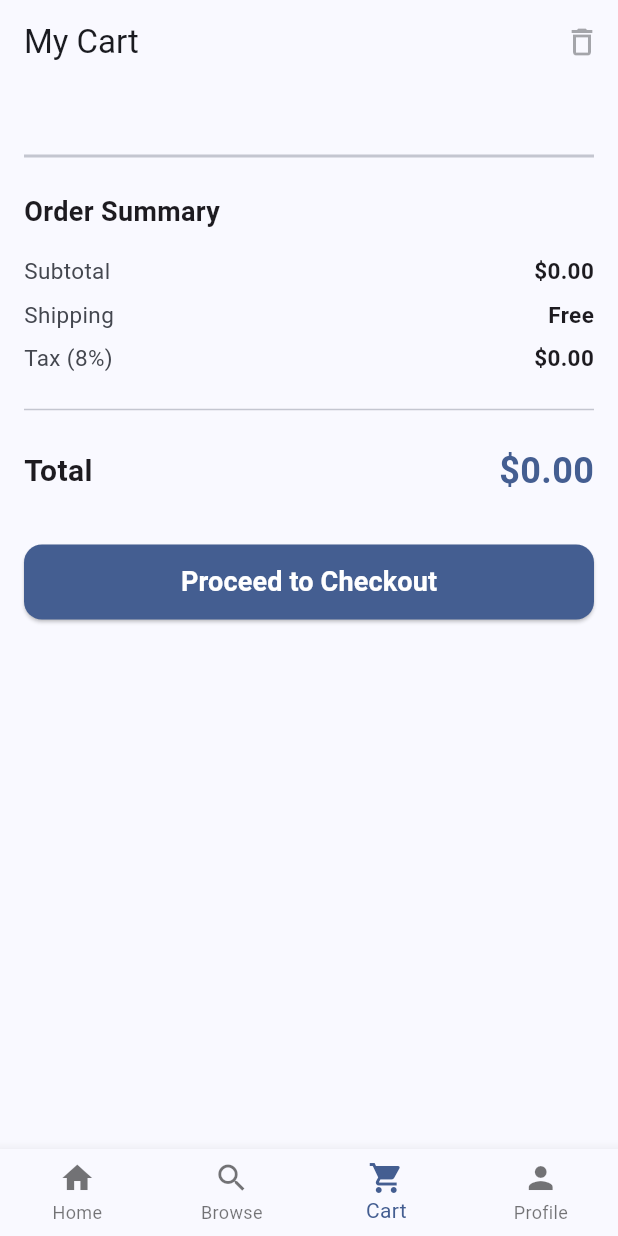
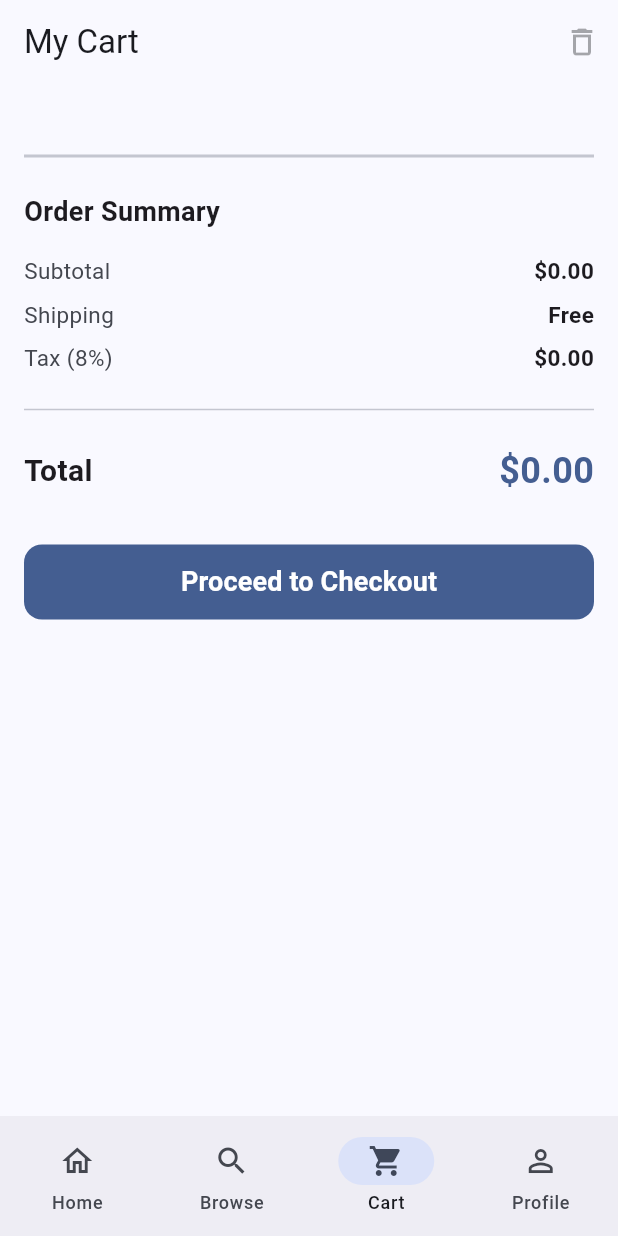
Before and after one commit to ramiru-nonis/mad-_assignment_1, a Flutter app: the MainScreen screen opened directly, item 3 of the bottom bar chosen, after a tap on "Proceed to Checkout", on a phone screen of 412 x 824 dp. Run offline on Flutter 3.47's test engine with Material 3 defaults, Android fonts, the phone set to English and light mode, and no system bars; our stand-ins replace cached_network_image, google_fonts, shimmer; network calls fail.

```diff
--- a/lib/screens/browse_screen.dart
+++ b/lib/screens/browse_screen.dart
@@ -20,10 +20,24 @@ class _BrowseScreenState extends State<BrowseScreen> {
     final filteredProducts = productProvider.filteredProducts;
 
     return Scaffold(
-      appBar: AppBar(
-        title: const Text('Browse'),
-      ),
-      body: LayoutBuilder(
+      body: SafeArea(
+        child: Column(
+          children: [
+            Padding(
+              padding: const EdgeInsets.all(16.0),
+              child: SearchBar(
+                hintText: 'Search products...',
+                leading: const Icon(Icons.search),
+                padding: const WidgetStatePropertyAll<EdgeInsets>(
+                  EdgeInsets.symmetric(horizontal: 16.0),
+                ),
+                onChanged: (value) {
+                  // TODO: Implement search filtering
+                },
+              ),
+            ),
+            Expanded(
+              child: LayoutBuilder(
         builder: (context, constraints) {
           final bool isTablet = constraints.maxWidth >= 600;
 
@@ -219,6 +233,10 @@ class _BrowseScreenState extends State<BrowseScreen> {
             );
           }
         },
+              ),
+            ),
+          ],
+        ),
       ),
     );
   }
--- a/lib/screens/cart_screen.dart
+++ b/lib/screens/cart_screen.dart
@@ -195,11 +195,9 @@ class CartScreen extends StatelessWidget {
             // Checkout Button
             SizedBox(
               height: 50,
-              child: ElevatedButton(
+              child: FilledButton(
                 onPressed: () {},
-                style: ElevatedButton.styleFrom(
-                  backgroundColor: Theme.of(context).primaryColor,
-                  foregroundColor: Colors.white,
+                style: FilledButton.styleFrom(
                   shape: RoundedRectangleBorder(
                     borderRadius: BorderRadius.circular(12),
                   ),
--- a/lib/screens/home_screen.dart
+++ b/lib/screens/home_screen.dart
@@ -32,10 +32,14 @@ class _HomeScreenState extends State<HomeScreen> {
 
 
     return Scaffold(
-      appBar: AppBar(
+      body: CustomScrollView(
+        slivers: [
+          SliverAppBar.large(
             title: const Text('Cellario lite'),
+            centerTitle: false,
           ),
-      body: SingleChildScrollView(
+          SliverToBoxAdapter(
+            child: Padding(
               padding: const EdgeInsets.symmetric(vertical: 16.0),
               child: Column(
                 crossAxisAlignment: CrossAxisAlignment.start,
@@ -47,9 +51,12 @@ class _HomeScreenState extends State<HomeScreen> {
                       width: double.infinity,
                       padding: const EdgeInsets.all(24.0),
                       decoration: BoxDecoration(
-                  borderRadius: BorderRadius.circular(16.0),
-                  gradient: const LinearGradient(
-                    colors: [Colors.blue, Colors.lightBlueAccent],
+                        borderRadius: BorderRadius.circular(24.0),
+                        gradient: LinearGradient(
+                          colors: [
+                            Theme.of(context).colorScheme.primary,
+                            Theme.of(context).colorScheme.secondary,
+                          ],
                           begin: Alignment.topLeft,
                           end: Alignment.bottomRight,
                         ),
@@ -74,15 +81,8 @@ class _HomeScreenState extends State<HomeScreen> {
                             ),
                           ),
                           const SizedBox(height: 16),
-                    OutlinedButton(
+                          FilledButton.tonal(
                             onPressed: () {},
-                      style: OutlinedButton.styleFrom(
-                        foregroundColor: Colors.white,
-                        side: const BorderSide(color: Colors.white),
-                        shape: RoundedRectangleBorder(
-                          borderRadius: BorderRadius.circular(8.0),
-                        ),
-                      ),
                             child: const Text('Shop Now'),
                           ),
                         ],
@@ -93,7 +93,7 @@ class _HomeScreenState extends State<HomeScreen> {
 
                   // 2. Category Chips Row
                   SizedBox(
-              height: 40,
+                    height: 48,
                     child: ListView.separated(
                       padding: const EdgeInsets.symmetric(horizontal: 16.0),
                       scrollDirection: Axis.horizontal,
@@ -108,7 +108,6 @@ class _HomeScreenState extends State<HomeScreen> {
                               _selectedCategoryIndex = index;
                             });
                           },
-                    selectedColor: Theme.of(context).primaryColor.withValues(alpha: 0.2),
                         );
                       },
                     ),
@@ -116,19 +115,27 @@ class _HomeScreenState extends State<HomeScreen> {
                   const SizedBox(height: 24),
 
                   // 3. Featured Products Section
-            const Padding(
-              padding: EdgeInsets.symmetric(horizontal: 16.0),
-              child: Text(
+                  Padding(
+                    padding: const EdgeInsets.symmetric(horizontal: 16.0),
+                    child: Row(
+                      mainAxisAlignment: MainAxisAlignment.spaceBetween,
+                      children: [
+                        Text(
                           'Featured Products',
-                style: TextStyle(
-                  fontSize: 20,
+                          style: Theme.of(context).textTheme.titleLarge?.copyWith(
                                 fontWeight: FontWeight.bold,
                               ),
+                        ),
+                        TextButton(
+                          onPressed: () {},
+                          child: const Text('See All'),
+                        ),
+                      ],
                     ),
                   ),
                   const SizedBox(height: 12),
                   SizedBox(
-              height: 260,
+                    height: 280,
                     child: ListView.separated(
                       padding: const EdgeInsets.symmetric(horizontal: 16.0),
                       scrollDirection: Axis.horizontal,
@@ -137,29 +144,34 @@ class _HomeScreenState extends State<HomeScreen> {
                       itemBuilder: (context, index) {
                         final product = featuredProducts[index];
                         return SizedBox(
-                    width: 160,
+                          width: 180,
                           child: Card(
+                            elevation: 0,
+                            color: Theme.of(context).colorScheme.surfaceContainerLow,
                             clipBehavior: Clip.antiAlias,
                             shape: RoundedRectangleBorder(
-                        borderRadius: BorderRadius.circular(12),
+                              borderRadius: BorderRadius.circular(16),
+                              side: BorderSide(
+                                color: Theme.of(context).colorScheme.outlineVariant,
                               ),
+                            ),
+                            child: InkWell(
+                              onTap: () {},
                               child: Column(
                                 crossAxisAlignment: CrossAxisAlignment.start,
                                 children: [
-                          SizedBox(
-                            height: 140,
-                            width: double.infinity,
+                                  Expanded(
+                                    child: Hero(
+                                      tag: 'home_${product.id}',
                                       child: CachedNetworkImage(
                                         imageUrl: product.imageUrl,
+                                        width: double.infinity,
                                         fit: BoxFit.cover,
                                         placeholder: (context, url) => Shimmer.fromColors(
                                           baseColor: Theme.of(context).colorScheme.surfaceContainerHighest,
                                           highlightColor: Theme.of(context).colorScheme.surface,
-                                child: Container(color: Theme.of(context).colorScheme.surface),
+                                          child: Container(color: Colors.white),
                                         ),
-                              errorWidget: (context, url, error) => Container(
-                                color: Theme.of(context).colorScheme.surfaceContainerHighest,
-                                child: Icon(Icons.broken_image, color: Theme.of(context).colorScheme.onSurfaceVariant),
                                       ),
                                     ),
                                   ),
@@ -170,29 +182,24 @@ class _HomeScreenState extends State<HomeScreen> {
                                       children: [
                                         Text(
                                           product.name,
-                                  style: TextStyle(
-                                    fontWeight: FontWeight.bold,
-                                    color: Theme.of(context).colorScheme.onSurface,
-                                  ),
+                                          style: const TextStyle(fontWeight: FontWeight.bold),
                                           maxLines: 1,
                                           overflow: TextOverflow.ellipsis,
                                         ),
-                                const SizedBox(height: 4),
                                         Text(
                                           product.formattedPrice,
                                           style: TextStyle(
-                                    color: Theme.of(context).primaryColor,
+                                            color: Theme.of(context).colorScheme.primary,
                                             fontWeight: FontWeight.bold,
                                           ),
                                         ),
-                                const SizedBox(height: 4),
                                         Row(
                                           children: [
                                             const Icon(Icons.star, size: 14, color: Colors.amber),
                                             const SizedBox(width: 4),
                                             Text(
                                               product.rating.toString(),
-                                      style: TextStyle(fontSize: 12, color: Theme.of(context).colorScheme.onSurfaceVariant),
+                                              style: Theme.of(context).textTheme.bodySmall,
                                             ),
                                           ],
                                         ),
@@ -202,6 +209,7 @@ class _HomeScreenState extends State<HomeScreen> {
                                 ],
                               ),
                             ),
+                          ),
                         );
                       },
                     ),
@@ -209,12 +217,11 @@ class _HomeScreenState extends State<HomeScreen> {
                   const SizedBox(height: 24),
 
                   // 4. Best Sellers Section
-            const Padding(
-              padding: EdgeInsets.symmetric(horizontal: 16.0),
+                  Padding(
+                    padding: const EdgeInsets.symmetric(horizontal: 16.0),
                     child: Text(
                       'Best Sellers',
-                style: TextStyle(
-                  fontSize: 20,
+                      style: Theme.of(context).textTheme.titleLarge?.copyWith(
                             fontWeight: FontWeight.bold,
                           ),
                     ),
@@ -231,7 +238,7 @@ class _HomeScreenState extends State<HomeScreen> {
                             crossAxisCount: 2,
                             crossAxisSpacing: 16,
                             mainAxisSpacing: 12,
-                      mainAxisExtent: 120,
+                            mainAxisExtent: 140,
                           ),
                           itemCount: bestSellers.length,
                           itemBuilder: (context, index) {
@@ -256,6 +263,9 @@ class _HomeScreenState extends State<HomeScreen> {
                   ),
                 ],
               ),
+            ),
+          ),
+        ],
       ),
     );
   }
--- a/lib/screens/main_screen.dart
+++ b/lib/screens/main_screen.dart
@@ -28,30 +28,32 @@ class _MainScreenState extends State<MainScreen> {
         index: _currentIndex,
         children: _screens,
       ),
-      bottomNavigationBar: BottomNavigationBar(
-        type: BottomNavigationBarType.fixed,
-        currentIndex: _currentIndex,
-        selectedItemColor: Theme.of(context).primaryColor,
-        onTap: (index) {
+      bottomNavigationBar: NavigationBar(
+        selectedIndex: _currentIndex,
+        onDestinationSelected: (index) {
           setState(() {
             _currentIndex = index;
           });
         },
-        items: const [
-          BottomNavigationBarItem(
-            icon: Icon(Icons.home),
+        destinations: const [
+          NavigationDestination(
+            icon: Icon(Icons.home_outlined),
+            selectedIcon: Icon(Icons.home),
             label: 'Home',
           ),
-          BottomNavigationBarItem(
-            icon: Icon(Icons.search),
+          NavigationDestination(
+            icon: Icon(Icons.search_outlined),
+            selectedIcon: Icon(Icons.search),
             label: 'Browse',
           ),
-          BottomNavigationBarItem(
-            icon: Icon(Icons.shopping_cart),
+          NavigationDestination(
+            icon: Icon(Icons.shopping_cart_outlined),
+            selectedIcon: Icon(Icons.shopping_cart),
             label: 'Cart',
           ),
-          BottomNavigationBarItem(
-            icon: Icon(Icons.person),
+          NavigationDestination(
+            icon: Icon(Icons.person_outline),
+            selectedIcon: Icon(Icons.person),
             label: 'Profile',
           ),
         ],
--- a/lib/screens/product_detail_screen.dart
+++ b/lib/screens/product_detail_screen.dart
@@ -241,16 +241,14 @@ class _ProductDetailScreenState extends State<ProductDetailScreen> {
                 flex: 2,
                 child: SizedBox(
                   height: 50,
-                  child: ElevatedButton(
+                  child: FilledButton(
                     onPressed: () {
                       Provider.of<CartProvider>(context, listen: false).addToCart(widget.product);
                       ScaffoldMessenger.of(context).showSnackBar(
                         const SnackBar(content: Text('Added to cart!')),
                       );
                     },
-                    style: ElevatedButton.styleFrom(
-                      backgroundColor: Theme.of(context).primaryColor,
-                      foregroundColor: Colors.white,
+                    style: FilledButton.styleFrom(
                       shape: RoundedRectangleBorder(
                         borderRadius: BorderRadius.circular(12),
                       ),
```
Lines whose indentation alone changed are shown as unchanged.
